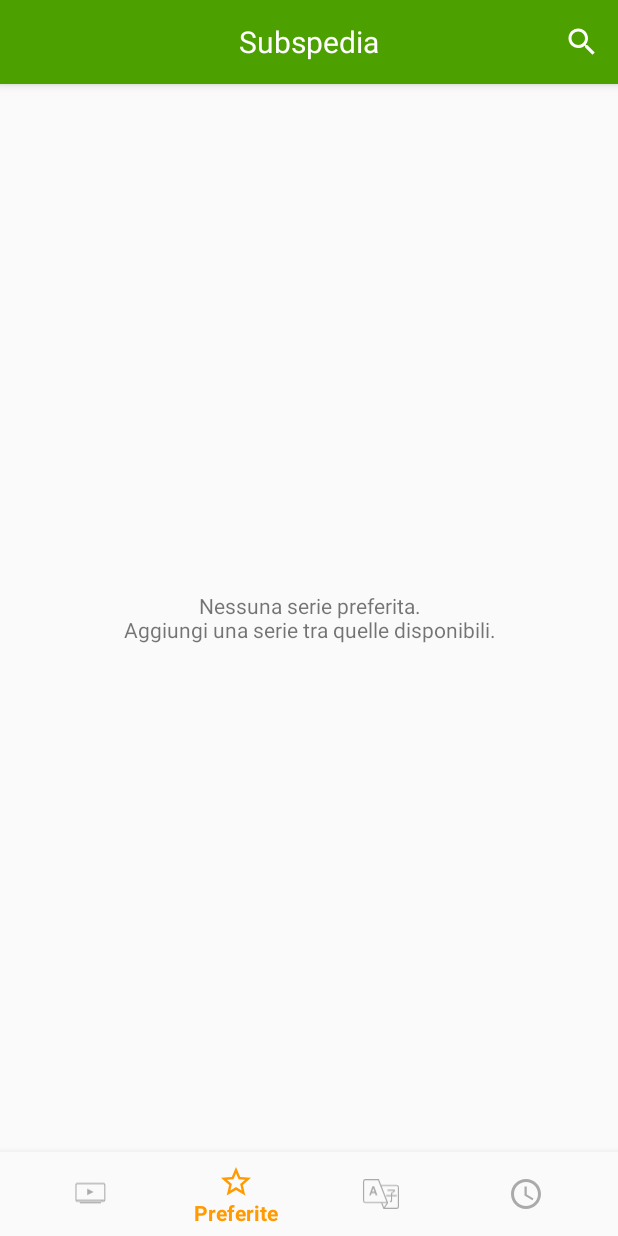
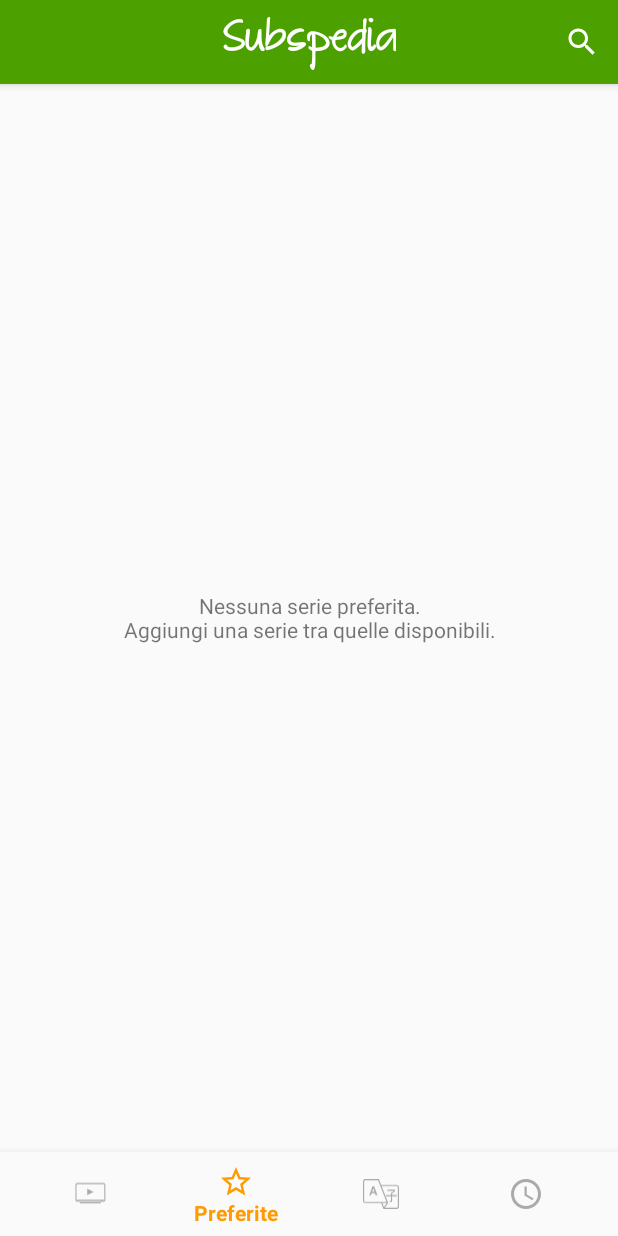
Before and after one commit to petretiandrea/subspedia-app, an Android app: the screen it shows after launch (DashboardActivity), item 2 of the bottom bar chosen, on a phone screen of 412 x 824 dp. Run offline under Robolectric (Android 15) with nearby library versions, the phone set to English and light mode, and no system bars; our stand-ins replace Picasso, Room's generated code; libraries missing offline, so code that uses them is left out: android.arch.persistence, com.annimon.stream; pictures from the network do not load; 3 statements that could not run were skipped.

Commit message:
complete milestones v1.2-alpha

```diff
--- a/app/build.gradle
+++ b/app/build.gradle
@@ -7,7 +7,7 @@ android {
         minSdkVersion 16
         targetSdkVersion 27
         versionCode 2
-        versionName "1.1"
+        versionName "1.2-alpha"
         testInstrumentationRunner "android.support.test.runner.AndroidJUnitRunner"
         vectorDrawables.useSupportLibrary = true
     }
--- a/app/src/main/java/com/andreapetreti/subspedia/DashboardActivity.java
+++ b/app/src/main/java/com/andreapetreti/subspedia/DashboardActivity.java
@@ -3,15 +3,7 @@ package com.andreapetreti.subspedia;
 import android.Manifest;
 import android.arch.lifecycle.LiveData;
 import android.arch.lifecycle.Observer;
-import android.content.BroadcastReceiver;
-import android.content.Context;
-import android.content.Intent;
-import android.content.IntentFilter;
 import android.content.pm.PackageManager;
-import android.net.ConnectivityManager;
-import android.net.NetworkInfo;
-import android.net.NetworkRequest;
-import android.net.NetworkSpecifier;
 import android.os.Bundle;
 import android.support.annotation.NonNull;
 import android.support.annotation.Nullable;
@@ -31,7 +23,10 @@ import com.andreapetreti.subspedia.background.NewSubsWorker;
 import com.andreapetreti.subspedia.ui.fragment.AllSeriesFragment;
 import com.andreapetreti.subspedia.ui.fragment.FavoriteSeriesFragment;
 import com.andreapetreti.subspedia.ui.fragment.LastSubtitlesFragment;
+import com.andreapetreti.subspedia.ui.fragment.NoConnectionFragment;
 import com.andreapetreti.subspedia.ui.fragment.TranslatingSeriesFragment;
+import com.annimon.stream.IntStream;
+import com.annimon.stream.function.IntConsumer;
 
 import java.util.HashMap;
 import java.util.Map;
@@ -44,10 +39,6 @@ import androidx.work.ExistingPeriodicWorkPolicy;
 import androidx.work.NetworkType;
 import androidx.work.PeriodicWorkRequest;
 import androidx.work.WorkManager;
-
-import static android.net.ConnectivityManager.CONNECTIVITY_ACTION;
-import static android.net.ConnectivityManager.EXTRA_NETWORK_INFO;
-import static android.net.ConnectivityManager.EXTRA_NO_CONNECTIVITY;
 
 // TODO: handle the initial download of tv series. Before show the fragment show a refreshing swipe
 // TODO: or show a loading bar.
@@ -66,6 +57,8 @@ public class DashboardActivity extends AppCompatActivity {
     private static final String TAG_FRAGMENT_ALL_SERIES = "frag_all_series";
     private static final String TAG_FRAGMENT_TRANSLATING_SERIES = "frag_trans_series";
     private static final String TAG_FRAGMENT_LAST_SUBS = "frag_last_subs";
+
+    private static final String TAG_NO_CONNECTION_FRAGMENT = "no_conn_fragment";
 
     private String mCurrentSwitchFragment;
 
@@ -91,7 +84,8 @@ public class DashboardActivity extends AppCompatActivity {
             };
 
     private Map<String, Fragment> mFragments;
-
+    private Fragment mNoConnectionFragment;
+    private BottomNavigationView mBottomNavigationView;
 
     @Override
     protected void onCreate(Bundle savedInstanceState) {
@@ -104,15 +98,17 @@ public class DashboardActivity extends AppCompatActivity {
         ((TextView)findViewById(R.id.toolbar_title)).setText(toolbar.getTitle());
         Objects.requireNonNull(getSupportActionBar()).setDisplayShowTitleEnabled(false);
 
-        BottomNavigationView navigation = findViewById(R.id.navigation);
-        navigation.setOnNavigationItemSelectedListener(mOnNavigationItemSelectedListener);
-        BottomNavigationViewHelper.removeShiftMode(navigation);
+        mBottomNavigationView = findViewById(R.id.navigation);
+        mBottomNavigationView.setOnNavigationItemSelectedListener(mOnNavigationItemSelectedListener);
+        BottomNavigationViewHelper.removeShiftMode(mBottomNavigationView);
 
         mFragments = new HashMap<>();
         mFragments.put(TAG_FRAGMENT_ALL_SERIES, AllSeriesFragment.newInstance());
         mFragments.put(TAG_FRAGMENT_FAVORITE, FavoriteSeriesFragment.newInstance());
         mFragments.put(TAG_FRAGMENT_TRANSLATING_SERIES, TranslatingSeriesFragment.newInstance());
         mFragments.put(TAG_FRAGMENT_LAST_SUBS, LastSubtitlesFragment.newInstance());
+
+        mNoConnectionFragment = NoConnectionFragment.newInstance();
 
         mCurrentSwitchFragment = (savedInstanceState != null) ?
                 savedInstanceState.getString("current_frag", TAG_FRAGMENT_ALL_SERIES) :
@@ -123,31 +119,34 @@ public class DashboardActivity extends AppCompatActivity {
         setupNetworkLiveData();
     }
 
-    private void setupNewSubsWorker() {
-        Constraints constraints = new Constraints.Builder().setRequiredNetworkType(NetworkType.CONNECTED).build();
-
-        PeriodicWorkRequest workRequest = new PeriodicWorkRequest.Builder(NewSubsWorker.class, Constants.PERIOD_SCHEDULE_NOTIFICATION_HOUR, TimeUnit.HOURS)
-                .setInputData(new Data.Builder().putLong(Constants.KEY_PERIOD_SCHEDULE_NOTIFICATION, Constants.PERIOD_SCHEDULE_NOTIFICATION_MILLIS).build())
-                .setConstraints(constraints)
-                .build();
-
-        WorkManager.getInstance().enqueueUniquePeriodicWork("periodic_new_sub", ExistingPeriodicWorkPolicy.KEEP, workRequest);
-    }
-
+    /**
+     * Initialize the observer to network status.
+     * - When there is no connections, disable the bottom navigation view
+     * and show the fragment {@link NoConnectionFragment}.
+     * - When there is connection, enable the bottom navigation view and show
+     * the current fragment.
+     */
     private void setupNetworkLiveData() {
         LiveData<Boolean> networkData = new ConnectionLiveData(this);
-        networkData.observe(this, new Observer<Boolean>() {
-            @Override
-            public void onChanged(@Nullable Boolean connected) {
-                if(connected) {
-                    // TODO: ...
-                } else {
-
-                }
+        networkData.observe(this, connected -> {
+            if(connected) {
+                IntStream.range(0, mBottomNavigationView.getMenu().size()).forEach(value -> mBottomNavigationView.getMenu().getItem(value).setEnabled(true));
+                getSupportFragmentManager().beginTransaction().remove(mNoConnectionFragment).commit();
+                if(mPermissionsGranted)
+                    switchFragment(mCurrentSwitchFragment);
+            } else {
+                IntStream.range(0, mBottomNavigationView.getMenu().size()).forEach(value -> mBottomNavigationView.getMenu().getItem(value).setEnabled(false));
+                getSupportFragmentManager()
+                        .beginTransaction()
+                        .replace(R.id.frameLayout, mNoConnectionFragment, TAG_NO_CONNECTION_FRAGMENT)
+                        .commit();
             }
         });
     }
 
+    /**
+     * Check the application permission, and ask it if not granted.
+     */
     private void checkAppPermission() {
         if(ContextCompat.checkSelfPermission(this, Manifest.permission.WRITE_EXTERNAL_STORAGE) != PackageManager.PERMISSION_GRANTED) {
             ActivityCompat.requestPermissions(this, new String[]{Manifest.permission.WRITE_EXTERNAL_STORAGE}, RW_PERMISSION);
@@ -170,8 +169,6 @@ public class DashboardActivity extends AppCompatActivity {
     protected void onResume() {
         super.onResume();
         checkAppPermission();
-        if(mPermissionsGranted)
-            switchFragment(mCurrentSwitchFragment);
     }
 
     @Override
@@ -191,6 +188,10 @@ public class DashboardActivity extends AppCompatActivity {
         mCurrentSwitchFragment = savedInstanceState.getString("current_frag");
     }
 
+    /**
+     * Switch to fragment specified on tag.
+     * @param tag Tag of fragment to show.
+     */
     private void switchFragment(String tag) {
         mCurrentSwitchFragment = tag;
         getSupportFragmentManager()
@@ -199,8 +200,18 @@ public class DashboardActivity extends AppCompatActivity {
                 .commit();
     }
 
-    /*private boolean isConnected() {
-        NetworkInfo info = mConnectivityManager.getActiveNetworkInfo();
-        return com.annimon.stream.Objects.nonNull(info) && info.isConnectedOrConnecting();
-    }*/
+
+    /**
+     * Initialize the worker for check new subtitle download
+     */
+    private void setupNewSubsWorker() {
+        Constraints constraints = new Constraints.Builder().setRequiredNetworkType(NetworkType.CONNECTED).build();
+
+        PeriodicWorkRequest workRequest = new PeriodicWorkRequest.Builder(NewSubsWorker.class, Constants.PERIOD_SCHEDULE_NOTIFICATION_HOUR, TimeUnit.HOURS)
+                .setInputData(new Data.Builder().putLong(Constants.KEY_PERIOD_SCHEDULE_NOTIFICATION, Constants.PERIOD_SCHEDULE_NOTIFICATION_MILLIS).build())
+                .setConstraints(constraints)
+                .build();
+
+        WorkManager.getInstance().enqueueUniquePeriodicWork("periodic_new_sub", ExistingPeriodicWorkPolicy.KEEP, workRequest);
+    }
 }
--- /dev/null
+++ b/app/src/main/res/drawable/ic_signal_wifi_off_black_24dp.xml
@@ -0,0 +1,5 @@
+<vector android:height="24dp" android:tint="#6E6E6E"
+    android:viewportHeight="24.0" android:viewportWidth="24.0"
+    android:width="24dp" xmlns:android="http://schemas.android.com/apk/res/android">
+    <path android:fillColor="#FF000000" android:pathData="M23.64,7c-0.45,-0.34 -4.93,-4 -11.64,-4 -1.5,0 -2.89,0.19 -4.15,0.48L18.18,13.8 23.64,7zM17.04,15.22L3.27,1.44 2,2.72l2.05,2.06C1.91,5.76 0.59,6.82 0.36,7l11.63,14.49 0.01,0.01 0.01,-0.01 3.9,-4.86 3.32,3.32 1.27,-1.27 -3.46,-3.46z"/>
+</vector>
--- /dev/null
+++ b/app/src/main/res/font/subspedia_font.xml
@@ -0,0 +1,8 @@
+<?xml version="1.0" encoding="utf-8"?>
+<font-family xmlns:android="http://schemas.android.com/apk/res/android"
+    xmlns:app="http://schemas.android.com/apk/res-auto">
+    <font
+        app:fontStyle="normal"
+        app:fontWeight="400"
+        app:font="@font/thegreatescape" />
+</font-family>
--- a/app/src/main/res/layout/activity_dashboard.xml
+++ b/app/src/main/res/layout/activity_dashboard.xml
@@ -24,9 +24,12 @@
                 android:layout_width="wrap_content"
                 android:layout_height="wrap_content"
                 android:layout_gravity="center"
-                android:fontFamily="sans-serif"
+                android:fontFamily="@font/subspedia_font"
                 android:text="@string/app_name"
-                android:textColor="@android:color/white" />
+                android:textAllCaps="false"
+                android:textColor="@android:color/white"
+                android:textSize="24sp"
+                android:textStyle="bold" />
 
         </android.support.v7.widget.Toolbar>
 
--- a/app/src/main/res/values/strings.xml
+++ b/app/src/main/res/values/strings.xml
@@ -46,4 +46,5 @@
 
     <!-- TODO: Remove or change this placeholder text -->
     <string name="hello_blank_fragment">Hello blank fragment</string>
+    <string name="no_connection">Sei offline. Riattiva la tua connessione ad internet per accedere ai contenuti di Subspedia.</string>
 </resources>
```
Also changed, not shown: app/src/main/java/com/andreapetreti/subspedia/ui/fragment/NoConnectionFragment.java (+2 -13 lines), app/src/main/res/layout/fragment_no_connection.xml (+36 -3 lines), app/src/main/res/font/thegreatescape.ttf (added).
